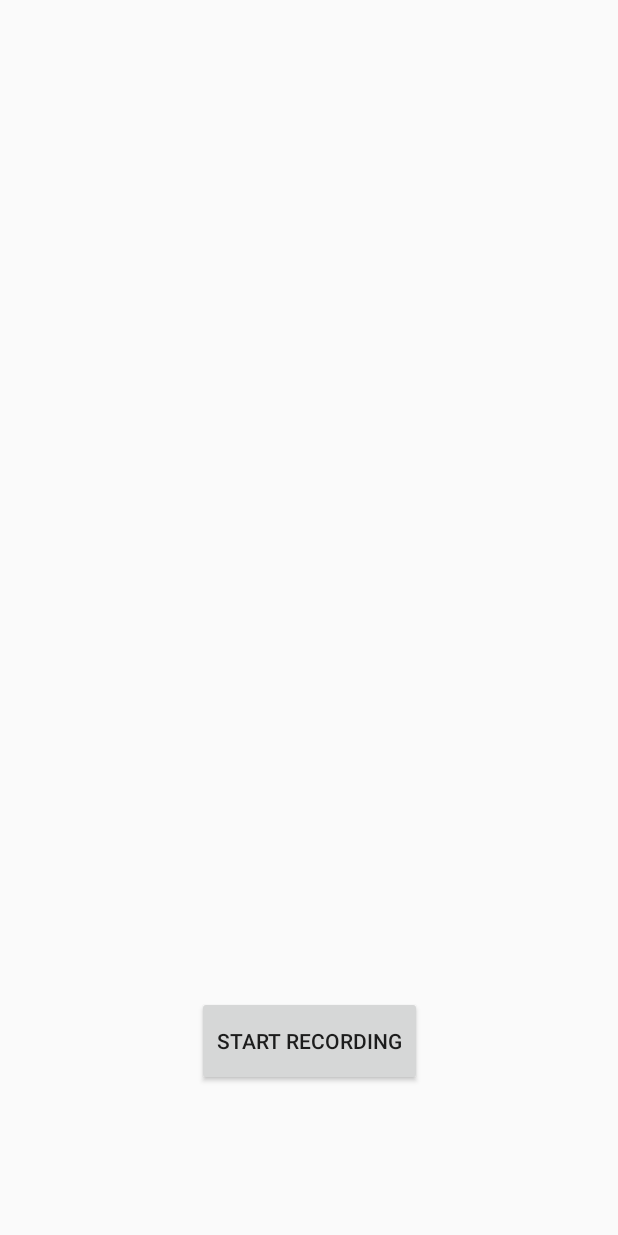
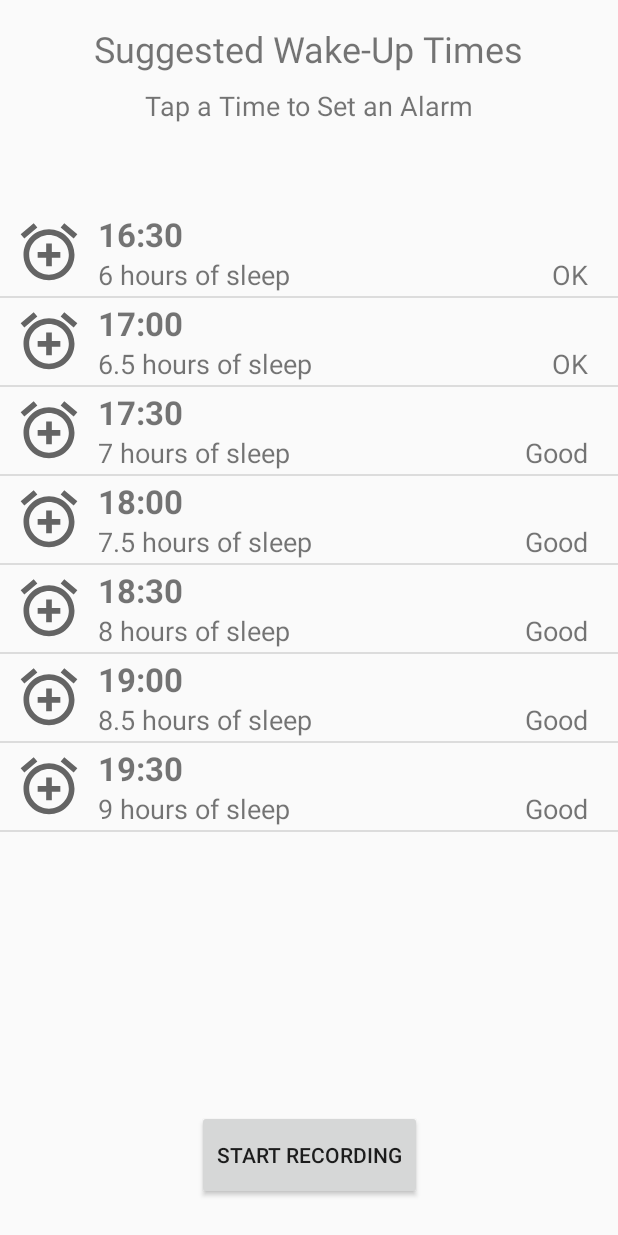
Before and after one commit to mattsklivas/restable, an Android app: the AlarmActivity screen opened directly, with no data from a screen before it, on a phone screen of 412 x 824 dp. Run offline under Robolectric (Android 15) with nearby library versions, the phone set to English and light mode, and no system bars.

Commit message:
Added ListView for AlarmActivity

```diff
--- a/app/build.gradle
+++ b/app/build.gradle
@@ -6,7 +6,7 @@ android {
 
     defaultConfig {
         applicationId "com.example.restable"
-        minSdkVersion 23
+        minSdkVersion 26
         targetSdkVersion 30
         versionCode 1
         versionName "1.0"
@@ -26,7 +26,7 @@ dependencies {
     implementation fileTree(dir: "libs", include: ["*.jar"])
     implementation 'androidx.appcompat:appcompat:1.2.0'
     implementation 'androidx.constraintlayout:constraintlayout:2.0.2'
-    testImplementation 'junit:junit:4.12'
+    testImplementation 'junit:junit:4.13.1'
     androidTestImplementation 'androidx.test.ext:junit:1.1.2'
     androidTestImplementation 'androidx.test.espresso:espresso-core:3.3.0'
 
--- a/app/src/main/AndroidManifest.xml
+++ b/app/src/main/AndroidManifest.xml
@@ -6,6 +6,7 @@
     <uses-permission android:name="android.permission.BLUETOOTH_ADMIN" />
     <uses-permission android:name="android.permission.ACCESS_FINE_LOCATION" />
     <uses-permission android:name="android.permission.ACCESS_COARSE_LOCATION" />
+    <uses-permission android:name="android.permission.SET_ALARM" />
 
     <application
         android:allowBackup="true"
--- a/app/src/main/java/com/example/restable/AlarmActivity.java
+++ b/app/src/main/java/com/example/restable/AlarmActivity.java
@@ -1,16 +1,28 @@
 package com.example.restable;
 
 import android.content.Intent;
+import android.os.Build;
 import android.os.Bundle;
+import android.util.Log;
 import android.view.View;
 import android.widget.Button;
+import android.widget.ListView;
 
+import androidx.annotation.RequiresApi;
 import androidx.appcompat.app.AppCompatActivity;
+
+import java.lang.reflect.Array;
+import java.time.LocalDateTime;
+import java.util.ArrayList;
+import java.util.List;
 
 public class AlarmActivity  extends AppCompatActivity {
 
+    private static final String TAG = "AlarmActivity";
+
     //Instance variables
     protected Button recButton;
+    protected ListView listView;
 
     @Override
     protected void onCreate(Bundle savedInstanceState) {
@@ -27,6 +39,9 @@ public class AlarmActivity  extends AppCompatActivity {
                 goToRecActivity();
             }
         });
+
+        //Setup list view of suggested sleep times
+        configureListView();
     }
 
     //Go to RecActivity
@@ -34,4 +49,33 @@ public class AlarmActivity  extends AppCompatActivity {
         Intent intent = new Intent(this, RecActivity.class);
         startActivity(intent);
     }
+
+    protected void configureListView() {
+        Log.d(TAG, "configureListView called");
+
+        List<AlarmTime> alarmTimes = getSuggestedSleepTimes();
+
+        listView = findViewById(R.id.alarmListView);
+        AlarmListViewAdapter adapter = new AlarmListViewAdapter(this, R.layout.alarm_list, alarmTimes);
+        listView.setAdapter(adapter);
+    }
+
+    protected List<AlarmTime> getSuggestedSleepTimes() {
+        Log.d(TAG, "getSuggestedSleepTimes called");
+
+        int startAtHour = 6; // Start 6 hours from now
+        int timePeriods = 7; // 30 min periods starting 6 hours from now
+        LocalDateTime currentTime = LocalDateTime.now(); // Current time
+
+        List<AlarmTime> alarmTimes = new ArrayList<>(timePeriods);
+        String[] durations = new String[]{"6", "6.5", "7", "7.5", "8", "8.5", "9"};
+        String[] ratings = new String[]{"OK", "OK", "Good", "Good", "Good", "Good", "Good"};
+
+        for (int i = 0; i < timePeriods; i++) {
+            alarmTimes.add(i, new AlarmTime(currentTime.plusMinutes(startAtHour * 60 + 30 * i), durations[i], ratings[i]));
+        }
+
+        return alarmTimes;
+    }
+
 }
--- /dev/null
+++ b/app/src/main/java/com/example/restable/AlarmListViewAdapter.java
@@ -0,0 +1,62 @@
+package com.example.restable;
+
+import android.annotation.SuppressLint;
+import android.content.Context;
+import android.util.Log;
+import android.view.LayoutInflater;
+import android.view.View;
+import android.view.ViewGroup;
+import android.widget.ArrayAdapter;
+import android.widget.TextView;
+
+import androidx.annotation.NonNull;
+import androidx.annotation.Nullable;
+
+import java.util.List;
+import java.util.Locale;
+import java.util.Objects;
+
+public class AlarmListViewAdapter extends ArrayAdapter<AlarmTime> {
+
+    private Context context;
+    private int resource;
+
+    private static final String TAG = "AlarmLiveViewAdapter";
+
+    public AlarmListViewAdapter(@NonNull Context context, int resource, @NonNull List<AlarmTime> objects) {
+        super(context, resource, objects);
+        Log.d(TAG, "Constructor called");
+
+        this.context = context;
+        this.resource = resource;
+    }
+
+    @SuppressLint("ViewHolder")
+    @NonNull
+    @Override
+    public View getView(int position, @Nullable View convertView, @NonNull ViewGroup parent) {
+        Log.d(TAG, "getView called");
+
+        // Set variables
+        int hour = Objects.requireNonNull(getItem(position)).getWakeTime().getHour();
+        int minute = Objects.requireNonNull(getItem(position)).getWakeTime().getMinute();
+        String duration = Objects.requireNonNull(getItem(position)).getDuration();
+        String rating = Objects.requireNonNull(getItem(position)).getRating();
+
+        // Show the listView for the selected course
+        LayoutInflater inflater = LayoutInflater.from(context);
+        convertView = inflater.inflate(resource, parent, false);
+
+        // Get views from alarm_list xml
+        TextView wakeTimeTextView = (TextView) convertView.findViewById(R.id.wakeTimeTextView);
+        TextView durationTextView = (TextView) convertView.findViewById(R.id.hoursTextView);
+        TextView ratingTextView = (TextView) convertView.findViewById(R.id.ratingTextView);
+
+        // Set the text
+        wakeTimeTextView.setText(String.format(Locale.CANADA, "%d:%s", hour, String.format(Locale.CANADA, "%02d", minute)));
+        durationTextView.setText(duration);
+        ratingTextView.setText(rating);
+
+        return convertView;
+    }
+}
--- /dev/null
+++ b/app/src/main/java/com/example/restable/AlarmTime.java
@@ -0,0 +1,37 @@
+package com.example.restable;
+
+import java.time.LocalDateTime;
+
+public class AlarmTime {
+    private LocalDateTime wakeTime;
+    private String duration;
+    private String rating;
+
+    AlarmTime(LocalDateTime wakeTime, String duration, String rating) {
+        this.wakeTime = wakeTime;
+        this.duration = duration;
+        this.rating = rating;
+    }
+
+    @Override
+    public String toString() {
+        return "AlarmTime{" +
+                "wakeTime=" + wakeTime +
+                ", duration='" + duration + '\'' +
+                ", rating='" + rating + '\'' +
+                '}';
+    }
+
+    public LocalDateTime getWakeTime() {
+        return wakeTime;
+    }
+
+    public String getDuration() {
+        return duration;
+    }
+
+    public String getRating() {
+        return rating;
+    }
+
+}
--- /dev/null
+++ b/app/src/main/res/drawable/ic_baseline_add_alarm_24.xml
@@ -0,0 +1,10 @@
+<vector xmlns:android="http://schemas.android.com/apk/res/android"
+    android:width="24dp"
+    android:height="24dp"
+    android:viewportWidth="24"
+    android:viewportHeight="24"
+    android:tint="?attr/colorControlNormal">
+  <path
+      android:fillColor="@android:color/white"
+      android:pathData="M7.88,3.39L6.6,1.86 2,5.71l1.29,1.53 4.59,-3.85zM22,5.72l-4.6,-3.86 -1.29,1.53 4.6,3.86L22,5.72zM12,4c-4.97,0 -9,4.03 -9,9s4.02,9 9,9c4.97,0 9,-4.03 9,-9s-4.03,-9 -9,-9zM12,20c-3.87,0 -7,-3.13 -7,-7s3.13,-7 7,-7 7,3.13 7,7 -3.13,7 -7,7zM13,9h-2v3L8,12v2h3v3h2v-3h3v-2h-3L13,9z"/>
+</vector>
--- a/app/src/main/res/layout/activity_alarm.xml
+++ b/app/src/main/res/layout/activity_alarm.xml
@@ -3,16 +3,49 @@
     xmlns:app="http://schemas.android.com/apk/res-auto"
     xmlns:tools="http://schemas.android.com/tools"
     android:layout_width="match_parent"
-    android:layout_height="match_parent" >
+    android:layout_height="match_parent">
 
     <Button
         android:id="@+id/buttonRec"
         android:layout_width="150dp"
         android:layout_height="60dp"
-        android:layout_marginBottom="100dp"
+        android:layout_marginBottom="24dp"
         android:text="Start recording"
         app:layout_constraintBottom_toBottomOf="parent"
         app:layout_constraintEnd_toEndOf="parent"
+        app:layout_constraintHorizontal_bias="0.5"
         app:layout_constraintStart_toStartOf="parent" />
 
+    <ListView
+        android:id="@+id/alarmListView"
+        android:layout_width="match_parent"
+        android:layout_height="521dp"
+        android:layout_marginBottom="107dp"
+        app:layout_constraintBottom_toBottomOf="parent"
+        app:layout_constraintEnd_toEndOf="parent"
+        app:layout_constraintStart_toStartOf="parent"
+        app:layout_constraintTop_toBottomOf="@+id/textView2" />
+
+    <TextView
+        android:id="@+id/textView"
+        android:layout_width="wrap_content"
+        android:layout_height="wrap_content"
+        android:layout_marginTop="16dp"
+        android:text="Suggested Wake-Up Times"
+        android:textSize="24sp"
+        app:layout_constraintEnd_toEndOf="parent"
+        app:layout_constraintStart_toStartOf="parent"
+        app:layout_constraintTop_toTopOf="parent" />
+
+    <TextView
+        android:id="@+id/textView2"
+        android:layout_width="wrap_content"
+        android:layout_height="wrap_content"
+        android:layout_marginTop="58dp"
+        android:text="Tap a Time to Set an Alarm"
+        android:textSize="18sp"
+        app:layout_constraintEnd_toEndOf="parent"
+        app:layout_constraintStart_toStartOf="parent"
+        app:layout_constraintTop_toTopOf="parent" />
+
 </androidx.constraintlayout.widget.ConstraintLayout>
--- /dev/null
+++ b/app/src/main/res/layout/alarm_list.xml
@@ -0,0 +1,62 @@
+<?xml version="1.0" encoding="utf-8"?>
+<RelativeLayout
+    xmlns:android="http://schemas.android.com/apk/res/android"
+    xmlns:app="http://schemas.android.com/apk/res-auto"
+    android:layout_width="match_parent"
+    android:id="@+id/parent_layout"
+    android:layout_height="wrap_content">
+
+    <TextView
+        android:id="@+id/wakeTimeTextView"
+        android:layout_width="wrap_content"
+        android:layout_height="wrap_content"
+        android:layout_toEndOf="@id/imageView"
+        android:text="Time"
+        android:textSize="22sp"
+        android:layout_marginStart="10dp"
+        android:paddingTop="2dp"
+        android:textStyle="bold" />
+
+    <TextView
+        android:id="@+id/hoursTextView"
+        android:layout_width="wrap_content"
+        android:layout_height="wrap_content"
+        android:layout_below="@id/wakeTimeTextView"
+        android:layout_toEndOf="@id/imageView"
+        android:text="H.H"
+        android:layout_alignStart="@id/wakeTimeTextView"
+        android:textSize="18sp"
+        android:paddingBottom="2dp"/>
+
+    <TextView
+        android:id="@+id/ratingTextView"
+        android:layout_width="wrap_content"
+        android:layout_height="wrap_content"
+        android:gravity="end"
+        android:text="Rating"
+        android:layout_alignParentEnd="true"
+        android:layout_alignBaseline="@id/hoursTextView"
+        android:layout_marginEnd="20dp"
+        android:textSize="18sp" />
+
+    <TextView
+        android:id="@+id/hoursOfSleepTextView"
+        android:layout_width="wrap_content"
+        android:layout_height="wrap_content"
+        android:gravity="end"
+        android:text=" hours of sleep"
+        android:layout_toEndOf="@id/hoursTextView"
+        android:layout_alignBaseline="@id/hoursTextView"
+        android:textSize="18sp" />
+
+    <ImageView
+        android:id="@+id/imageView"
+        android:layout_width="45dp"
+        android:layout_height="45dp"
+        android:layout_alignParentStart="true"
+        android:layout_centerVertical="true"
+        android:layout_marginStart="10dp"
+        app:srcCompat="@drawable/ic_baseline_add_alarm_24" />
+
+
+</RelativeLayout>
```
Also changed, not shown: gradle/wrapper/gradle-wrapper.properties.
